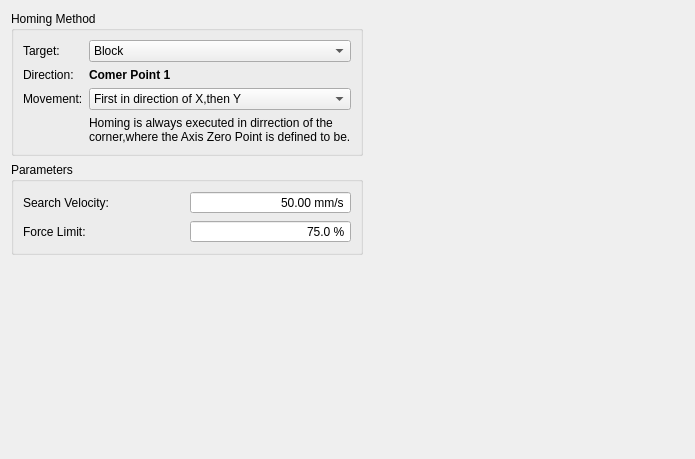
The window that source/wnd/h2homing.ui (ww4u/mct-t4) describes before a commit, drawn with Qt 5.
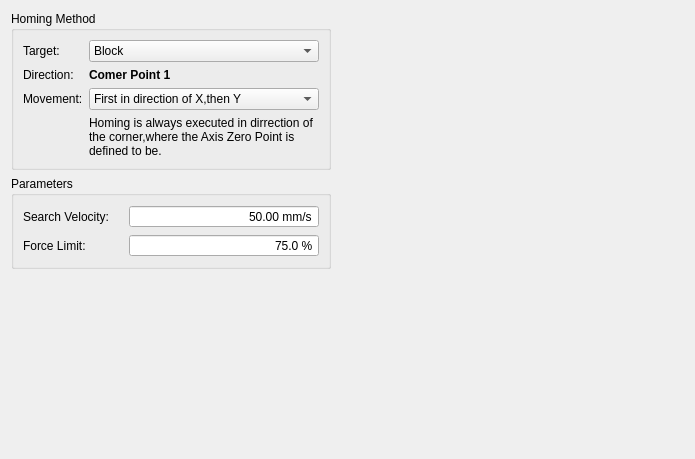
The same window after the commit. Icons and pictures are not drawn.

Patch:
```diff
--- a/source/wnd/h2homing.ui
+++ b/source/wnd/h2homing.ui
@@ -42,6 +42,18 @@
    </item>
    <item row="0" column="0">
     <widget class="QGroupBox" name="groupBox">
+     <property name="minimumSize">
+      <size>
+       <width>320</width>
+       <height>0</height>
+      </size>
+     </property>
+     <property name="maximumSize">
+      <size>
+       <width>320</width>
+       <height>16777215</height>
+      </size>
+     </property>
      <property name="title">
       <string>Homing Method</string>
      </property>
@@ -55,6 +67,24 @@
       </item>
       <item row="2" column="1">
        <widget class="QComboBox" name="comboBox_movement">
+        <property name="sizePolicy">
+         <sizepolicy hsizetype="Expanding" vsizetype="Preferred">
+          <horstretch>0</horstretch>
+          <verstretch>0</verstretch>
+         </sizepolicy>
+        </property>
+        <property name="minimumSize">
+         <size>
+          <width>200</width>
+          <height>0</height>
+         </size>
+        </property>
+        <property name="maximumSize">
+         <size>
+          <width>16777215</width>
+          <height>16777215</height>
+         </size>
+        </property>
         <item>
          <property name="text">
           <string>First in direction of X,then Y</string>
@@ -71,6 +101,24 @@
       </item>
       <item row="0" column="1">
        <widget class="QComboBox" name="comboBox_target">
+        <property name="sizePolicy">
+         <sizepolicy hsizetype="Expanding" vsizetype="Fixed">
+          <horstretch>0</horstretch>
+          <verstretch>0</verstretch>
+         </sizepolicy>
+        </property>
+        <property name="minimumSize">
+         <size>
+          <width>0</width>
+          <height>0</height>
+         </size>
+        </property>
+        <property name="maximumSize">
+         <size>
+          <width>16777215</width>
+          <height>16777215</height>
+         </size>
+        </property>
         <property name="editable">
          <bool>false</bool>
         </property>
@@ -147,6 +195,12 @@
    </item>
    <item row="0" column="1" rowspan="2">
     <widget class="QLabel" name="label_picture">
+     <property name="sizePolicy">
+      <sizepolicy hsizetype="Preferred" vsizetype="Preferred">
+       <horstretch>0</horstretch>
+       <verstretch>0</verstretch>
+      </sizepolicy>
+     </property>
      <property name="text">
       <string/>
      </property>
@@ -157,12 +211,48 @@
    </item>
    <item row="1" column="0">
     <widget class="QGroupBox" name="groupBox_2">
+     <property name="sizePolicy">
+      <sizepolicy hsizetype="Fixed" vsizetype="Preferred">
+       <horstretch>0</horstretch>
+       <verstretch>0</verstretch>
+      </sizepolicy>
+     </property>
+     <property name="minimumSize">
+      <size>
+       <width>320</width>
+       <height>0</height>
+      </size>
+     </property>
+     <property name="maximumSize">
+      <size>
+       <width>320</width>
+       <height>16777215</height>
+      </size>
+     </property>
      <property name="title">
       <string>Parameters</string>
      </property>
      <layout class="QGridLayout" name="gridLayout_3">
       <item row="0" column="0">
        <widget class="QLabel" name="label_5">
+        <property name="sizePolicy">
+         <sizepolicy hsizetype="Fixed" vsizetype="Preferred">
+          <horstretch>0</horstretch>
+          <verstretch>0</verstretch>
+         </sizepolicy>
+        </property>
+        <property name="minimumSize">
+         <size>
+          <width>100</width>
+          <height>0</height>
+         </size>
+        </property>
+        <property name="maximumSize">
+         <size>
+          <width>100</width>
+          <height>16777215</height>
+         </size>
+        </property>
         <property name="text">
          <string>Search Velocity:</string>
         </property>
@@ -171,11 +261,23 @@
       <item row="0" column="1">
        <widget class="QDoubleSpinBox" name="doubleSpinBox_SearchVelocity">
         <property name="sizePolicy">
-         <sizepolicy hsizetype="Preferred" vsizetype="Fixed">
+         <sizepolicy hsizetype="Expanding" vsizetype="Fixed">
           <horstretch>0</horstretch>
           <verstretch>0</verstretch>
          </sizepolicy>
         </property>
+        <property name="minimumSize">
+         <size>
+          <width>120</width>
+          <height>0</height>
+         </size>
+        </property>
+        <property name="maximumSize">
+         <size>
+          <width>16777215</width>
+          <height>16777215</height>
+         </size>
+        </property>
         <property name="cursor">
          <cursorShape>IBeamCursor</cursorShape>
         </property>
@@ -210,6 +312,24 @@
       </item>
       <item row="1" column="0">
        <widget class="QLabel" name="label_7">
+        <property name="sizePolicy">
+         <sizepolicy hsizetype="Fixed" vsizetype="Preferred">
+          <horstretch>0</horstretch>
+          <verstretch>0</verstretch>
+         </sizepolicy>
+        </property>
+        <property name="minimumSize">
+         <size>
+          <width>100</width>
+          <height>0</height>
+         </size>
+        </property>
+        <property name="maximumSize">
+         <size>
+          <width>100</width>
+          <height>16777215</height>
+         </size>
+        </property>
         <property name="text">
          <string>Force Limit:</string>
         </property>
@@ -218,11 +338,23 @@
       <item row="1" column="1">
        <widget class="QDoubleSpinBox" name="doubleSpinBox_ForceLimit">
         <property name="sizePolicy">
-         <sizepolicy hsizetype="Preferred" vsizetype="Fixed">
+         <sizepolicy hsizetype="Expanding" vsizetype="Fixed">
           <horstretch>0</horstretch>
           <verstretch>0</verstretch>
          </sizepolicy>
         </property>
+        <property name="minimumSize">
+         <size>
+          <width>120</width>
+          <height>0</height>
+         </size>
+        </property>
+        <property name="maximumSize">
+         <size>
+          <width>16777215</width>
+          <height>16777215</height>
+         </size>
+        </property>
         <property name="cursor">
          <cursorShape>IBeamCursor</cursorShape>
         </property>
```
Left out of the diff: 54 changed lines with no effect on the pictures.
